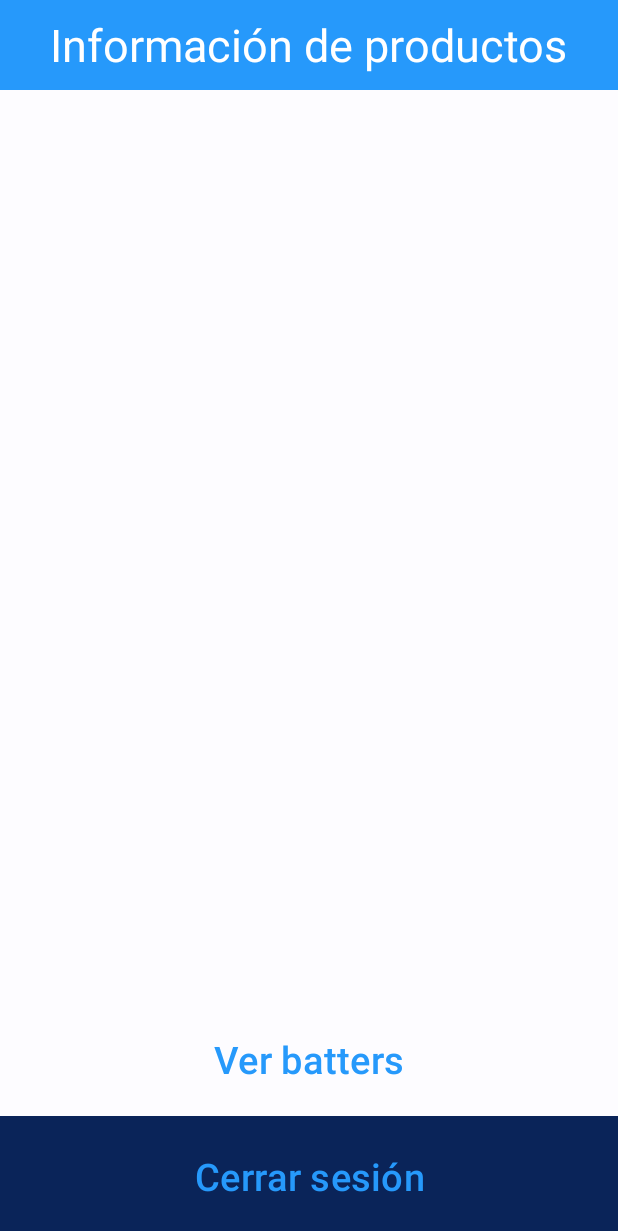
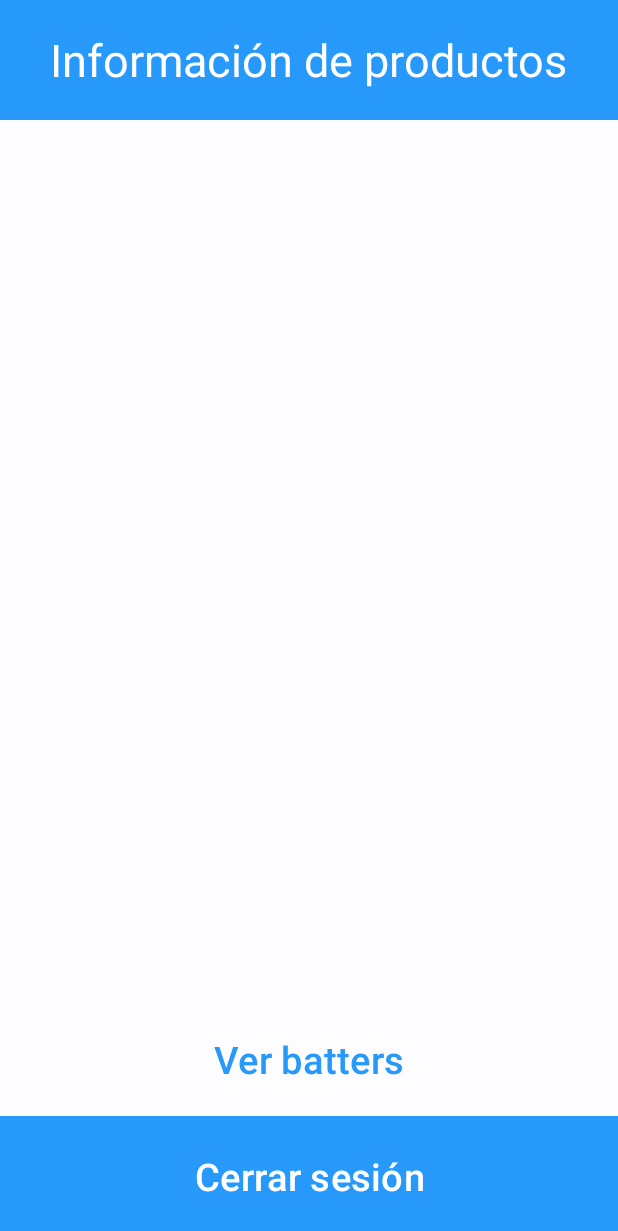
Before and after one commit to geleivalencia/App-Prueba-B, an Android app: the Home screen opened directly, with no data from a screen before it, on a phone screen of 412 x 824 dp. Shown: the top 1231 px of the screen. Run offline under Robolectric (Android 15) with nearby library versions, the phone set to English and light mode, and no system bars; 1 statement that could not run was skipped.

Commit message:
Ultimo cambio

```diff
--- a/AppPrueba/app/src/main/res/layout/activity_home.xml
+++ b/AppPrueba/app/src/main/res/layout/activity_home.xml
@@ -10,7 +10,7 @@
     <FrameLayout
         android:id="@+id/frameL1"
         android:layout_width="match_parent"
-        android:layout_height="60dp"
+        android:layout_height="80dp"
         android:background="@color/primary"
         app:layout_constraintBottom_toBottomOf="parent"
         app:layout_constraintEnd_toEndOf="parent"
@@ -56,7 +56,7 @@
         android:layout_width="match_parent"
         android:layout_height="80dp"
         android:layout_marginTop="60dp"
-        android:background="@color/secondary"
+        android:background="@color/primary"
         app:layout_constraintBottom_toBottomOf="parent"
         app:layout_constraintEnd_toEndOf="parent"
         app:layout_constraintHorizontal_bias="0.0"
@@ -71,6 +71,7 @@
             android:layout_height="wrap_content"
             android:layout_gravity="center"
             android:text="@string/logout"
+            android:textColor="@color/white"
             android:textSize="25sp" />
 
     </FrameLayout>
```
Also changed, not shown: 1 other file.
